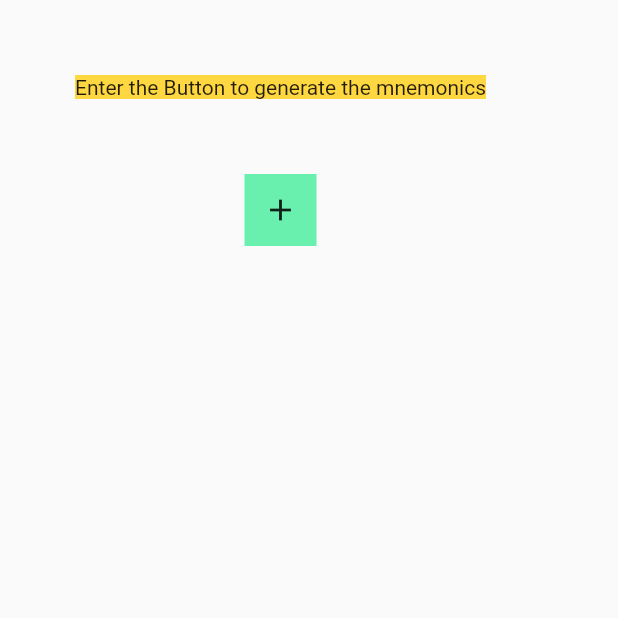
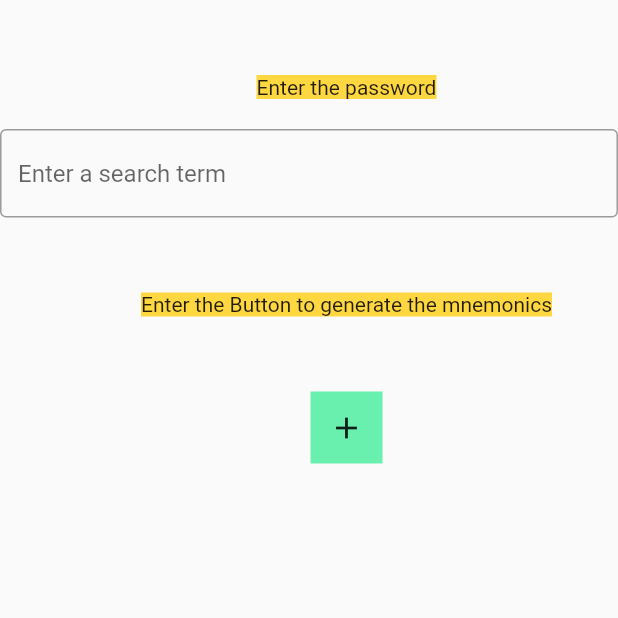
Before and after one commit to tionx3na/BIP_dart, a Flutter app: the screen it shows after launch, after a tap on the "add" icon, on a phone screen of 412 x 824 dp, the top half of it. Run offline on Flutter 3.47's test engine with Material 2 defaults, Android fonts, the phone set to English and light mode, and no system bars; our stand-ins replace hex; missing offline and left inert: pointycastle.

Commit message:
BIP-39 passphrase inclusion

```diff
--- a/bip/lib/pages/mnemonic.dart
+++ b/bip/lib/pages/mnemonic.dart
@@ -2,21 +2,25 @@ import 'package:flutter/material.dart';
 import 'package:bip/services/bip39/bip39.dart' as bip39;
 import 'package:bip/services/bip39/pbkdf2.dart';
 
-class MnemonicGenerator extends StatefulWidget{
-  const MnemonicGenerator({Key? key}) :super(key: key);
+class MnemonicGenerator extends StatefulWidget {
+  const MnemonicGenerator({Key? key}) : super(key: key);
 
   @override
-
   State<MnemonicGenerator> createState() => _MnemonicGeneratorState();
 }
 
 class _MnemonicGeneratorState extends State<MnemonicGenerator> {
-
   late String mnemonic;
   late dynamic seed;
   late dynamic entropy;
+  String password = "";
+  final textController = TextEditingController();
 
   @override
+  void dispose() {
+    textController.dispose();
+    super.dispose();
+  }
 
   Widget build(BuildContext context) {
     // TODO: implement build
@@ -24,25 +28,44 @@ class _MnemonicGeneratorState extends State<MnemonicGenerator> {
       body: Column(
         children: [
           Container(
+            margin: const EdgeInsets.only(top: 50, left: 50, bottom: 20),
+            color: Colors.amberAccent,
+            child: const Text(
+              "Enter the password",
+              style: TextStyle(fontSize: 14),
+            ),
+          ),
+          TextField(
+            controller: textController,
+            decoration: const InputDecoration(
+              border: OutlineInputBorder(),
+              hintText: 'Enter a search term',
+            ),
+          ),
+          Container(
             margin: const EdgeInsets.only(top: 50, left: 50),
             color: Colors.amberAccent,
-            child: const Text("Enter the Button to generate the mnemonics", style: TextStyle(fontSize: 14),),
+            child: const Text(
+              "Enter the Button to generate the mnemonics",
+              style: TextStyle(fontSize: 14),
+            ),
           ),
           Container(
               margin: const EdgeInsets.only(top: 50.0, left: 50),
               color: Colors.greenAccent,
               child: IconButton(
                 onPressed: () {
+                  password = textController.text;
+                  print(password);
                   mnemonic = bip39.generateMnemonic();
                   print(mnemonic);
-                seed = bip39.mnemonicToSeedHex(mnemonic);
+                  seed = bip39.mnemonicToSeedHex(mnemonic,passphrase: password);
                   print(seed);
                   entropy = bip39.mnemonicToEntropy(mnemonic);
                   print(entropy);
                 },
                 icon: const Icon(Icons.add),
-              )
-          ),
+              )),
         ],
       ),
     );
```
Lines whose indentation alone changed are shown as unchanged.
